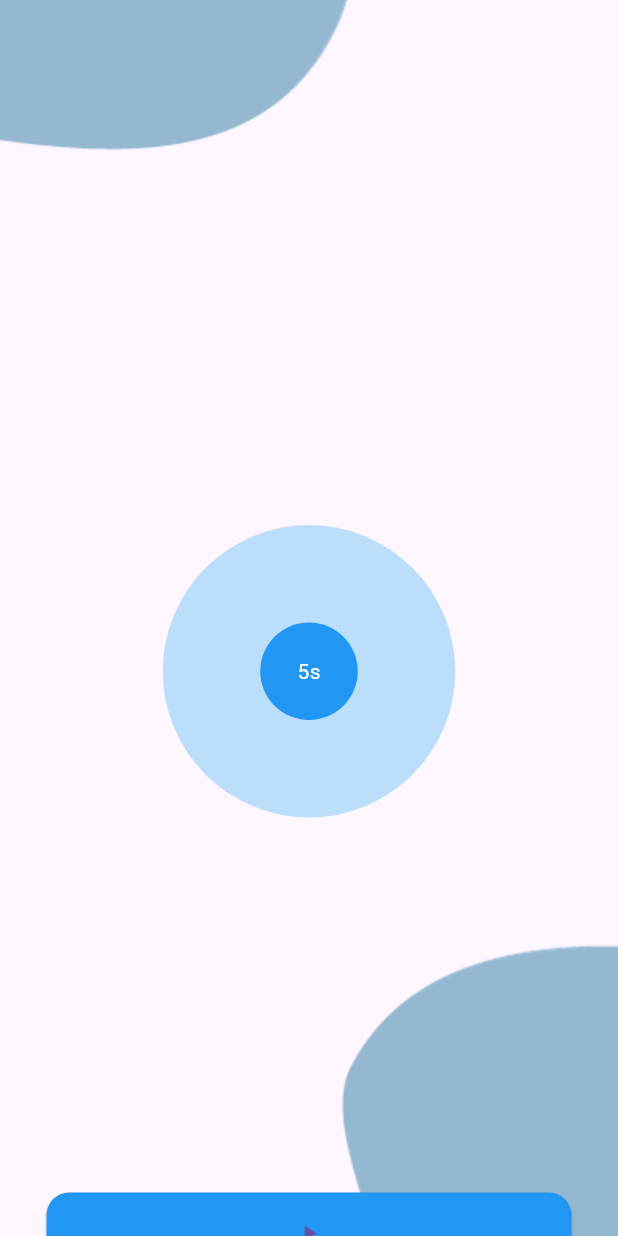
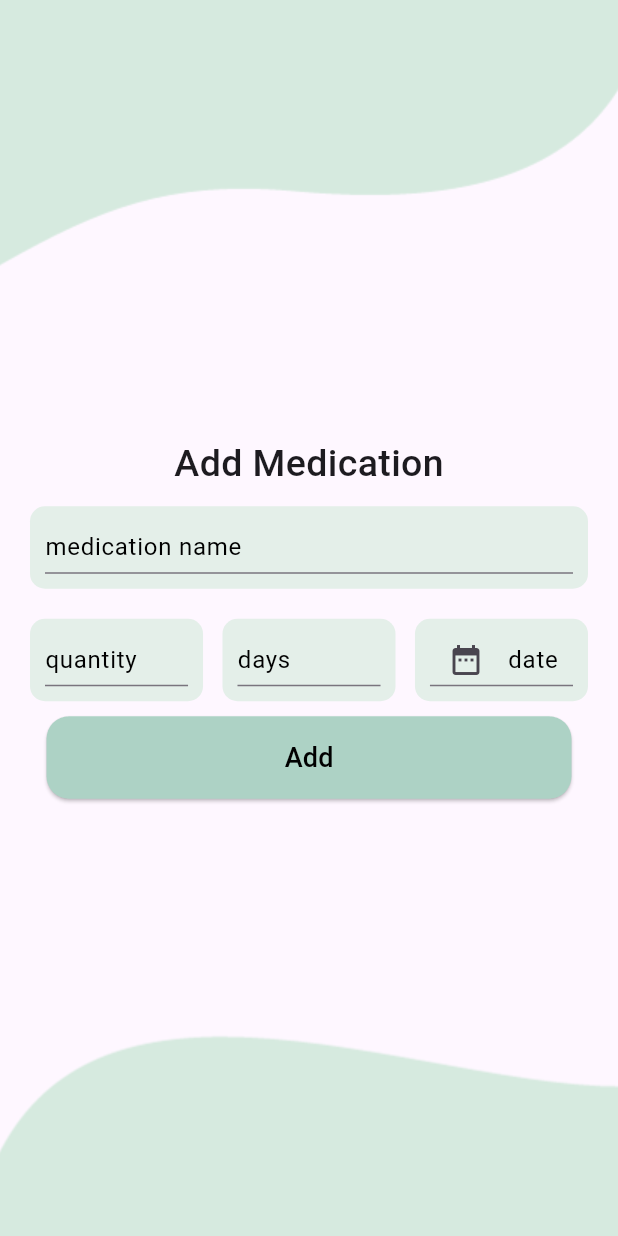
Before and after one commit to mahm-8/asthma-project, a Flutter app: the screen it shows after launch, on a phone screen of 412 x 824 dp. Run offline on Flutter 3.47's test engine with Material 3 defaults, Android fonts, the phone set to English and light mode, and no system bars; our stand-ins replace just_audio.

Commit message:
edit breathing screen, add AddMedictionScreen, and AddSymptomsScreen

```diff
--- a/asthma/lib/Screens/breathing/breathing_screen.dart
+++ b/asthma/lib/Screens/breathing/breathing_screen.dart
@@ -1,5 +1,9 @@
+import 'package:asthma/constants/colors.dart';
 import 'package:flutter/material.dart';
 import 'package:just_audio/just_audio.dart';
+
+import 'componnets/audio_circles.dart';
+import 'componnets/button_widget.dart';
 
 class BreathingScreen extends StatefulWidget {
   BreathingScreen({super.key});
@@ -22,54 +26,36 @@ class _BreathingScreenState extends State<BreathingScreen> {
     return Scaffold(
       body: Stack(children: [
         Positioned(
-            right: 5,
-            bottom: 5,
-            child: Image.asset("assets/Bluebackground.png")),
+            right: -185,
+            bottom: 15,
+            child: Image.asset(
+              "assets/stack_background.png",
+              color: ColorPaltte().lightgreen,
+            )),
         Positioned(
-            left: 55,
-            top: 320,
-            child: Image.asset("assets/Bluebackground.png")),
+            left: -185,
+            top: 255,
+            child: Image.asset(
+              "assets/stack_background.png",
+              color: ColorPaltte().lightgreen,
+            )),
         Column(
           crossAxisAlignment: CrossAxisAlignment.center,
           children: [
             const SizedBox(
-              height: 350,
+              height: 300,
             ),
-            Stack(
-              alignment: AlignmentDirectional.center,
-              children: [
-                Container(
-                  height: 195,
-                  decoration: BoxDecoration(
-                      color: Colors.blue.shade100, shape: BoxShape.circle),
-                ),
-                Container(
-                  alignment: Alignment.center,
-                  height: 65,
-                  decoration: const BoxDecoration(
-                      color: Colors.blue, shape: BoxShape.circle),
-                  child: const Text(
-                    "5s",
-                    style: TextStyle(
-                      color: Colors.white,
-                    ),
-                  ),
-                )
-              ],
+            // audio timer inside the circles stack
+            // Text(_player.duration.toString());
+            const AudioCircles(),
+            Text(_player.duration!.inSeconds.toString()),
+
+            const SizedBox(
+              height: 200,
             ),
-            const SizedBox(
-              height: 250,
-            ),
-            SizedBox(
-              height: 55,
-              width: 350,
-              child: ElevatedButton(
-                  style: ElevatedButton.styleFrom(
-                      backgroundColor: Colors.blue,
-                      shape: RoundedRectangleBorder(
-                          borderRadius: BorderRadius.circular(15))),
-                  onPressed: () {},
-                  child: _playControlButton()),
+            ButtonWidget(
+              onPress: updateSize,
+              widget: _playControlButton(),
             ),
           ],
         ),
@@ -77,15 +63,23 @@ class _BreathingScreenState extends State<BreathingScreen> {
     );
   }
 
+  void updateSize() {
+    setState(() {
+      size = large ? 250.0 : 350.0;
+      large = !large;
+    });
+  }
+
   Future<void> _setupAudioPlyer() async {
-    _player.playbackEventStream.listen((event) {},
-        onError: (Object e, StackTrace stacktrace) {
+    _player.playbackEventStream.listen((event) {
+      print('Playback event: $event');
+    }, onError: (Object e, StackTrace stacktrace) {
       print("audio stream error: $e");
     });
 
     try {
       _player
-          .setAudioSource(AudioSource.asset("assets/Breathing_Exercise.mp3"));
+          .setAudioSource(AudioSource.asset('assets/Breathing_Exercise.mp3'));
     } catch (e) {
       print("error loading audio: $e");
     }
@@ -103,15 +97,27 @@ class _BreathingScreenState extends State<BreathingScreen> {
               child: CircularProgressIndicator(),
             );
           } else if (playing != true) {
-            return IconButton(
-                onPressed: _player.play, icon: const Icon(Icons.play_arrow));
+            return TextButton(
+              onPressed: _player.play,
+              child: const Text(
+                "Start",
+                style: TextStyle(color: Colors.white, fontSize: 18),
+              ),
+            );
           } else if (processingState != ProcessingState.completed) {
-            return IconButton(
-                onPressed: _player.pause, icon: const Icon(Icons.pause));
+            return TextButton(
+                onPressed: _player.pause,
+                child: const Text(
+                  "Pause",
+                  style: TextStyle(color: Colors.white, fontSize: 18),
+                ));
           } else {
-            return IconButton(
+            return TextButton(
                 onPressed: () => _player.seek(Duration.zero),
-                icon: Icon(Icons.replay));
+                child: const Text(
+                  "Replay",
+                  style: TextStyle(color: Colors.white, fontSize: 18),
+                ));
           }
         });
   }
--- /dev/null
+++ b/asthma/lib/Screens/breathing/componnets/button_widget.dart
@@ -0,0 +1,27 @@
+import 'package:asthma/constants/colors.dart';
+import 'package:flutter/material.dart';
+
+class ButtonWidget extends StatelessWidget {
+  const ButtonWidget({
+    super.key,
+    required this.widget,
+    this.onPress,
+  });
+  final Widget widget;
+  final Function()? onPress;
+
+  @override
+  Widget build(BuildContext context) {
+    return SizedBox(
+      height: 55,
+      width: 350,
+      child: ElevatedButton(
+          style: ElevatedButton.styleFrom(
+              backgroundColor: ColorPaltte().darkDarkGreen,
+              shape: RoundedRectangleBorder(
+                  borderRadius: BorderRadius.circular(15))),
+          onPressed: onPress,
+          child: widget),
+    );
+  }
+}
--- /dev/null
+++ b/asthma/lib/Screens/medication/add_medication_screen.dart
@@ -0,0 +1,110 @@
+import 'package:asthma/Screens/breathing/componnets/button_widget.dart';
+import 'package:asthma/constants/colors.dart';
+import 'package:flutter/material.dart';
+
+import 'components/add_textfield.dart';
+
+class AddMedicationScreen extends StatelessWidget {
+  const AddMedicationScreen({super.key});
+
+  @override
+  Widget build(BuildContext context) {
+    TextEditingController medicationNameController = TextEditingController(),
+        medicationQuantitysController = TextEditingController(),
+        medicationDateController = TextEditingController(),
+        medicationDaysController = TextEditingController();
+    return Scaffold(
+      body: Stack(
+        children: [
+          Positioned(
+              right: -185,
+              bottom: 55,
+              child: Image.asset(
+                "assets/stack_background.png",
+                color: ColorPaltte().lightgreen,
+              )),
+          Positioned(
+              left: -185,
+              top: 300,
+              child: Image.asset(
+                "assets/stack_background.png",
+                color: ColorPaltte().lightgreen,
+              )),
+          Padding(
+            padding: const EdgeInsets.all(20.0),
+            child: Column(
+              mainAxisAlignment: MainAxisAlignment.center,
+              children: [
+                Center(
+                  child: Column(
+                    children: [
+                      const Text(
+                        "Add Medication",
+                        style: TextStyle(
+                            fontSize: 25, fontWeight: FontWeight.w500),
+                      ),
+                      AddTextfield(
+                        label: 'medication name',
+                        fieldController: medicationNameController,
+                        fieldWidth: MediaQuery.of(context).size.width * 0.95,
+                        fieldHeight: 55,
+                      ),
+                      Row(
+                        mainAxisAlignment: MainAxisAlignment.spaceBetween,
+                        children: [
+                          AddTextfield(
+                            label: 'quantity',
+                            fieldController: medicationQuantitysController,
+                            fieldWidth:
+                                MediaQuery.of(context).size.width * 0.28,
+                            fieldHeight: 55,
+                          ),
+                          AddTextfield(
+                            label: 'days',
+                            fieldController: medicationDaysController,
+                            fieldWidth:
+                                MediaQuery.of(context).size.width * 0.28,
+                            fieldHeight: 55,
+                          ),
+                          // TextButton(
+                          //     onPressed: () {
+                          //       showDialog(
+                          //           context: context,
+                          //           builder: (context) {
+                          //             return DatePickerDialog(
+                          //                 keyboardType: TextInputType.datetime,
+                          //                 firstDate: DateTime.timestamp(),
+                          //                 lastDate: DateTime.timestamp());
+                          //           });
+                          //     },
+                          //     child: Text("date")),
+                          AddTextfield(
+                            icon: const Icon(Icons.date_range),
+                            label: 'date',
+                            fieldController: medicationDateController,
+                            fieldWidth:
+                                MediaQuery.of(context).size.width * 0.28,
+                            fieldHeight: 55,
+                          ),
+                        ],
+                      ),
+                      ButtonWidget(
+                        widget: const Text(
+                          "Add",
+                          style: TextStyle(color: Colors.black, fontSize: 18),
+                        ),
+                        onPress: () {
+                          // submit add
+                        },
+                      ),
+                    ],
+                  ),
+                ),
+              ],
+            ),
+          ),
+        ],
+      ),
+    );
+  }
+}
--- /dev/null
+++ b/asthma/lib/Screens/medication/components/add_textfield.dart
@@ -0,0 +1,48 @@
+import 'package:asthma/constants/colors.dart';
+import 'package:flutter/material.dart';
+
+class AddTextfield extends StatelessWidget {
+  const AddTextfield({
+    super.key,
+    required this.label,
+    required this.fieldController,
+    required this.fieldWidth,
+    this.icon,
+    this.fieldHeight,
+  });
+  final String label;
+  final TextEditingController fieldController;
+  final double? fieldHeight;
+
+  final double fieldWidth;
+  final Icon? icon;
+
+  @override
+  Widget build(BuildContext context) {
+    return Padding(
+      padding: const EdgeInsets.symmetric(vertical: 10.0),
+      child: Container(
+        alignment: Alignment.center,
+        width: fieldWidth,
+        height: fieldHeight,
+        decoration: BoxDecoration(
+            color: ColorPaltte().lightgreentr,
+            borderRadius: BorderRadius.circular(10)),
+        child: Padding(
+          padding: const EdgeInsets.all(10.0),
+          child: TextField(
+            cursorColor: Colors.black,
+            textAlign: TextAlign.center,
+            controller: fieldController,
+            decoration: InputDecoration(
+                prefixIcon: icon,
+                label: Text(
+                  label,
+                  style: const TextStyle(color: Colors.black),
+                )),
+          ),
+        ),
+      ),
+    );
+  }
+}
--- a/asthma/lib/constants/colors.dart
+++ b/asthma/lib/constants/colors.dart
@@ -5,6 +5,8 @@ class ColorPaltte {
   Color lightgreentr = Color.fromARGB(255, 228, 239, 233);
   Color mBlue = Color(0xff809BCE);
   Color darkGreen = Color(0xffB8E0D2);
+  Color darkDarkGreen = Color.fromARGB(255, 173, 210, 197);
+
   Color lightBlue = Color(0xff95B8D1);
   Color darkBlue = Color.fromARGB(255, 26, 48, 92);
   Color white = Color.fromARGB(255, 252, 252, 252);
--- a/asthma/lib/main.dart
+++ b/asthma/lib/main.dart
@@ -1,5 +1,7 @@
 import 'package:asthma/Screens/NavBar/nav_bar.dart';
 import 'package:asthma/Screens/breathing/breathing_screen.dart';
+import 'package:asthma/Screens/medication/add_medication_screen.dart';
+import 'package:asthma/Screens/symptoms/add_symptoms_screen.dart';
 import 'package:flutter/material.dart';
 
 void main() {
@@ -12,7 +14,7 @@ class MainApp extends StatelessWidget {
   @override
   Widget build(BuildContext context) {
     return MaterialApp(
-      home: BreathingScreen(),
+      home: AddMedicationScreen(),
     );
   }
 }
--- a/asthma/pubspec.yaml
+++ b/asthma/pubspec.yaml
@@ -15,7 +15,7 @@ dependencies:
 dev_dependencies:
   flutter_test:
     sdk: flutter
-  flutter_lints: ^2.0.0
+  flutter_lints: ^3.0.1
 
 flutter:
   uses-material-design: true
```
Also changed, not shown: asthma/lib/Screens/breathing/componnets/audio_circles.dart (added, +48 -0 lines), asthma/lib/Screens/symptoms/add_symptoms_screen.dart (added, +74 -0 lines), asthma/assets/stack_background.png (added), asthma/pubspec.lock, 3 other files.
